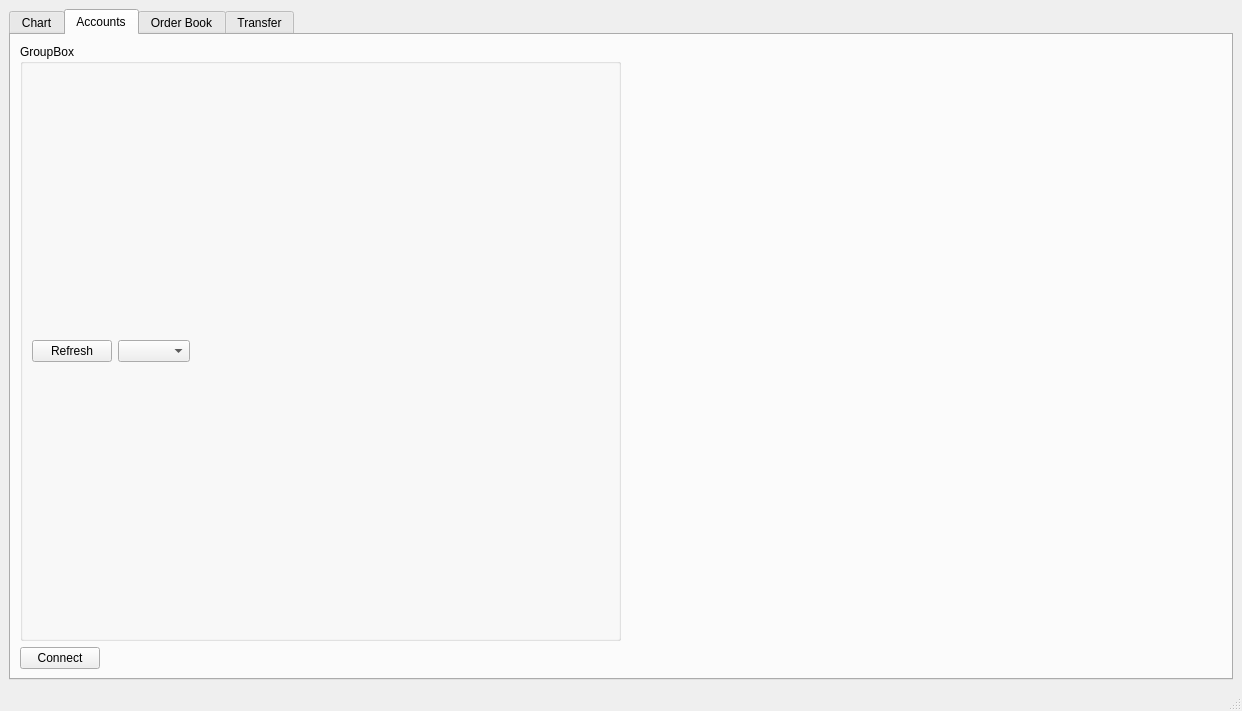
Qt form src/mainwindow.ui (biddisco/lxqt-build-tools) before a commit.
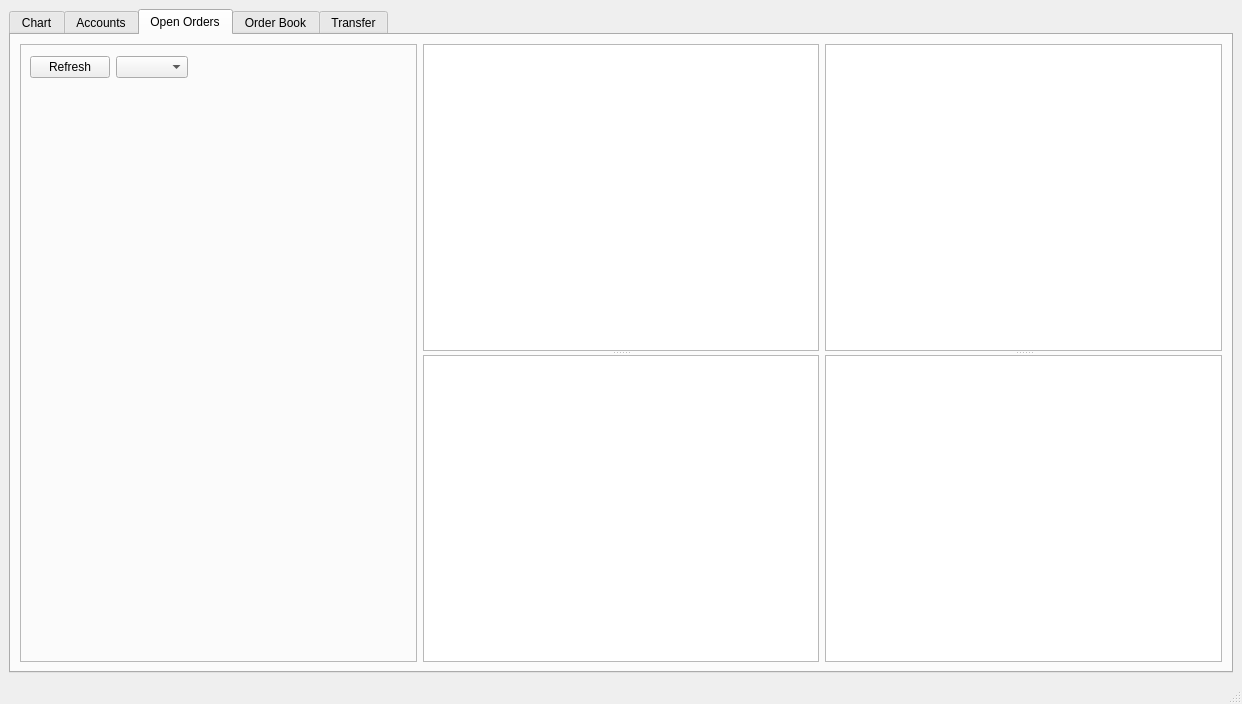
The same form after that commit.

Commit message:
Factor xrp/bitstamp code out into seperate classes
Clean up other code and move bits around.
Reduce number of signals/slots as some were unused

```diff
--- a/src/mainwindow.ui
+++ b/src/mainwindow.ui
@@ -7,7 +7,7 @@
     <x>0</x>
     <y>0</y>
     <width>1242</width>
-    <height>711</height>
+    <height>704</height>
    </rect>
   </property>
   <property name="windowTitle">
@@ -26,7 +26,7 @@
          </sizepolicy>
         </property>
         <property name="currentIndex">
-         <number>1</number>
+         <number>2</number>
         </property>
         <widget class="QWidget" name="chart_tab">
          <attribute name="title">
@@ -150,6 +150,181 @@
           </item>
          </layout>
         </widget>
+        <widget class="QWidget" name="tab_3">
+         <attribute name="title">
+          <string>Open Orders</string>
+         </attribute>
+         <layout class="QHBoxLayout" name="horizontalLayout_2">
+          <item>
+           <widget class="QFrame" name="frame_4">
+            <property name="frameShape">
+             <enum>QFrame::StyledPanel</enum>
+            </property>
+            <property name="frameShadow">
+             <enum>QFrame::Raised</enum>
+            </property>
+            <widget class="QWidget" name="layoutWidget">
+             <property name="geometry">
+              <rect>
+               <x>10</x>
+               <y>10</y>
+               <width>331</width>
+               <height>27</height>
+              </rect>
+             </property>
+             <layout class="QHBoxLayout" name="horizontalLayout_7">
+              <item>
+               <widget class="QPushButton" name="account_update_2">
+                <property name="sizePolicy">
+                 <sizepolicy hsizetype="Preferred" vsizetype="Fixed">
+                  <horstretch>0</horstretch>
+                  <verstretch>0</verstretch>
+                 </sizepolicy>
+                </property>
+                <property name="text">
+                 <string>Refresh</string>
+                </property>
+                <property name="autoDefault">
+                 <bool>false</bool>
+                </property>
+               </widget>
+              </item>
+              <item>
+               <widget class="QComboBox" name="all_acct_combo"/>
+              </item>
+              <item>
+               <spacer name="horizontalSpacer_4">
+                <property name="orientation">
+                 <enum>Qt::Horizontal</enum>
+                </property>
+                <property name="sizeHint" stdset="0">
+                 <size>
+                  <width>40</width>
+                  <height>20</height>
+                 </size>
+                </property>
+               </spacer>
+              </item>
+             </layout>
+            </widget>
+           </widget>
+          </item>
+          <item>
+           <widget class="QSplitter" name="splitter_4">
+            <property name="orientation">
+             <enum>Qt::Vertical</enum>
+            </property>
+            <widget class="QPlainTextEdit" name="bitstamp_buy">
+             <property name="sizePolicy">
+              <sizepolicy hsizetype="Expanding" vsizetype="Expanding">
+               <horstretch>0</horstretch>
+               <verstretch>0</verstretch>
+              </sizepolicy>
+             </property>
+             <property name="minimumSize">
+              <size>
+               <width>0</width>
+               <height>0</height>
+              </size>
+             </property>
+             <property name="maximumSize">
+              <size>
+               <width>700</width>
+               <height>16777215</height>
+              </size>
+             </property>
+             <property name="font">
+              <font>
+               <family>Courier</family>
+              </font>
+             </property>
+            </widget>
+            <widget class="QPlainTextEdit" name="bitstamp_sell">
+             <property name="sizePolicy">
+              <sizepolicy hsizetype="Expanding" vsizetype="Expanding">
+               <horstretch>0</horstretch>
+               <verstretch>0</verstretch>
+              </sizepolicy>
+             </property>
+             <property name="minimumSize">
+              <size>
+               <width>0</width>
+               <height>0</height>
+              </size>
+             </property>
+             <property name="maximumSize">
+              <size>
+               <width>700</width>
+               <height>16777215</height>
+              </size>
+             </property>
+             <property name="font">
+              <font>
+               <family>Courier</family>
+              </font>
+             </property>
+            </widget>
+           </widget>
+          </item>
+          <item>
+           <widget class="QSplitter" name="splitter_6">
+            <property name="orientation">
+             <enum>Qt::Vertical</enum>
+            </property>
+            <widget class="QPlainTextEdit" name="xrp_buy">
+             <property name="sizePolicy">
+              <sizepolicy hsizetype="Expanding" vsizetype="Expanding">
+               <horstretch>0</horstretch>
+               <verstretch>0</verstretch>
+              </sizepolicy>
+             </property>
+             <property name="minimumSize">
+              <size>
+               <width>0</width>
+               <height>0</height>
+              </size>
+             </property>
+             <property name="maximumSize">
+              <size>
+               <width>700</width>
+               <height>16777215</height>
+              </size>
+             </property>
+             <property name="font">
+              <font>
+               <family>Courier</family>
+              </font>
+             </property>
+            </widget>
+            <widget class="QPlainTextEdit" name="xrp_sell">
+             <property name="sizePolicy">
+              <sizepolicy hsizetype="Expanding" vsizetype="Expanding">
+               <horstretch>0</horstretch>
+               <verstretch>0</verstretch>
+              </sizepolicy>
+             </property>
+             <property name="minimumSize">
+              <size>
+               <width>0</width>
+               <height>0</height>
+              </size>
+             </property>
+             <property name="maximumSize">
+              <size>
+               <width>700</width>
+               <height>16777215</height>
+              </size>
+             </property>
+             <property name="font">
+              <font>
+               <family>Courier</family>
+              </font>
+             </property>
+            </widget>
+           </widget>
+          </item>
+         </layout>
+        </widget>
         <widget class="QWidget" name="tab_5">
          <attribute name="title">
           <string>Order Book</string>
```
The commit also changes 32 other files.
